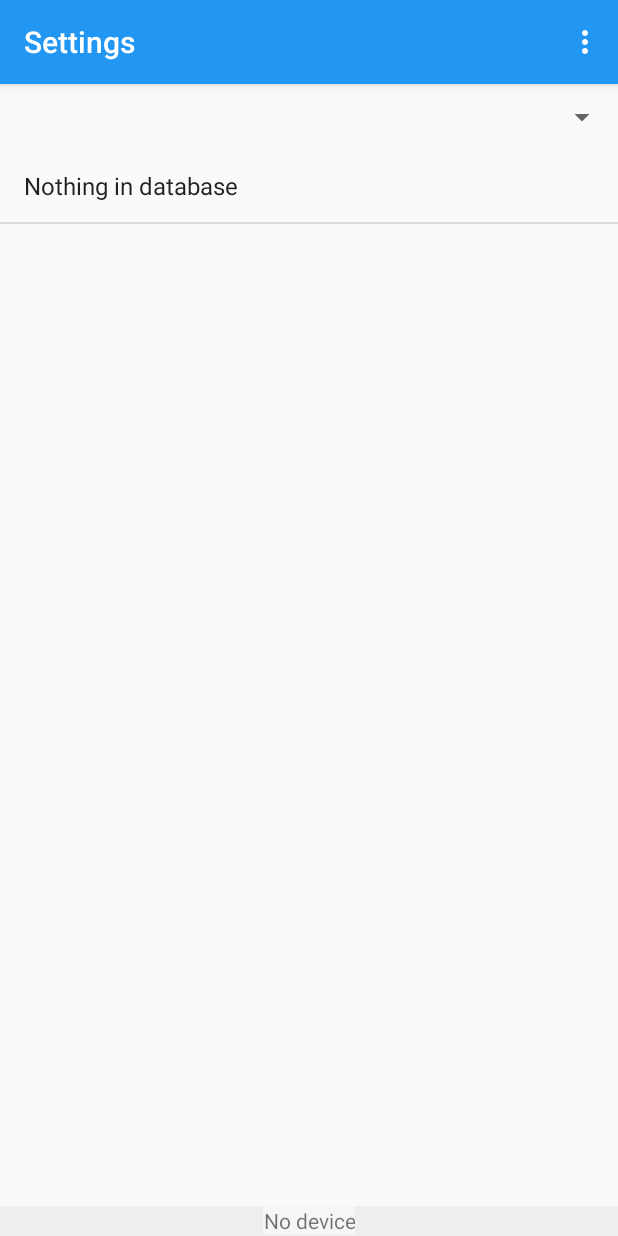
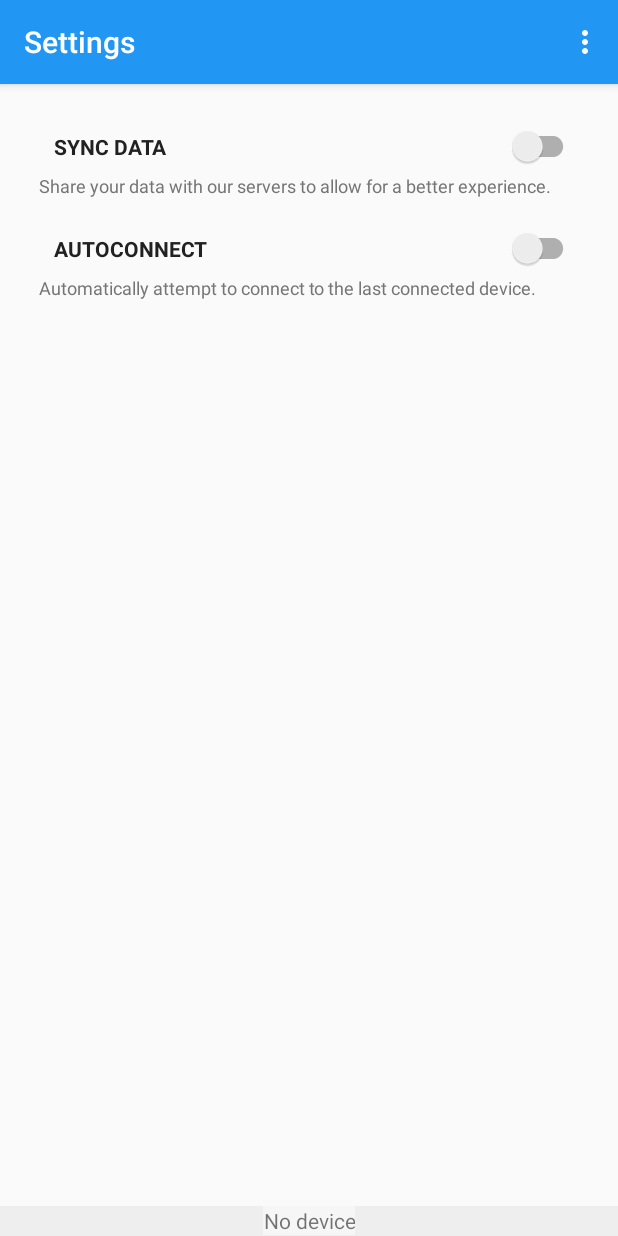
Before and after one commit to airers/viewair, an Android app: the MainActivity screen opened directly, with no data from a screen before it, in the side drawer, after a tap on an icon or button, on a phone screen of 412 x 824 dp. Run offline under Robolectric (Android 15) with nearby library versions, the phone set to English and light mode, and no system bars; libraries missing offline, so code that uses them is left out: com.orm, com.orm.query; 2 statements that could not run were skipped.

Commit message:
Linked screens

```diff
--- a/app/src/main/java/com/chaijiaxun/pm25tracker/MainActivity.java
+++ b/app/src/main/java/com/chaijiaxun/pm25tracker/MainActivity.java
@@ -185,7 +185,10 @@
                 break;
             case R.id.nav_settings:
                 setTitle("Settings");
-
+                fragmentManager.beginTransaction()
+                        .replace(R.id.content_frame, SettingsFragment.newInstance())
+                        .addToBackStack("Settings")
+                        .commit();
                 break;
             case R.id.nav_bluetooth:
                 setTitle("Bluetooth Devices");
@@ -196,7 +199,10 @@
                 break;
             case R.id.nav_help:
                 setTitle("Help and Feedback");
-
+                fragmentManager.beginTransaction()
+                        .replace(R.id.content_frame, HelpFragment.newInstance())
+                        .addToBackStack("Help")
+                        .commit();
                 break;
 
             case R.id.nav_dev:
--- a/app/src/main/res/layout/fragment_settings.xml
+++ b/app/src/main/res/layout/fragment_settings.xml
@@ -53,7 +53,7 @@
                 android:layout_width="0dp"
                 android:layout_height="wrap_content"
                 android:layout_weight="1"
-                android:text="Sync data"
+                android:text="Autoconnect"
                 />
             <android.support.v7.widget.SwitchCompat
                 android:layout_width="wrap_content"
@@ -63,7 +63,7 @@
             style="@style/AppTheme.TextDescription"
             android:layout_width="match_parent"
             android:layout_height="wrap_content"
-            android:text="Share your data with our servers to allow for a better experience."
+            android:text="Automatically attempt to connect to the last connected device."
             />
     </LinearLayout>
 </LinearLayout>
```
